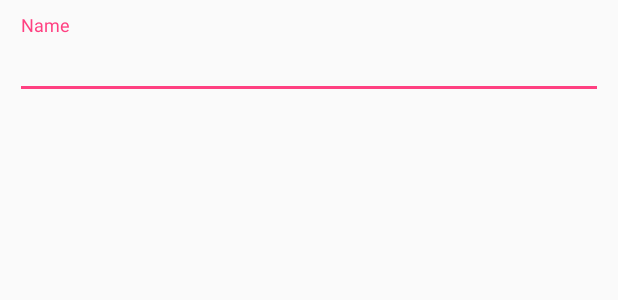
After one commit to newba/app-almoco-tecnico, an Android app: the layout add_author.xml on its own in the app's theme, with its tools: preview values and no code run, on a phone screen of 412 x 824 dp. The commit adds this screen. Shown: the top 300 px of the screen. Run offline under Robolectric (Android 15) with nearby library versions, the phone set to English and light mode, and no system bars.

Commit message:
adicionando autores

```diff
--- a/app/build.gradle
+++ b/app/build.gradle
@@ -38,6 +38,7 @@ dependencies {
     compile 'com.android.support.constraint:constraint-layout:1.0.2'
     testCompile 'junit:junit:4.12'
     compile 'com.android.support:design:26.0.0-alpha1'
+    compile 'com.fasterxml.jackson.module:jackson-module-kotlin:2.9.0.pr4'
 }
 repositories {
     mavenCentral()
--- a/app/src/main/java/br/com/caelum/almocotecnico/model/Author.kt
+++ b/app/src/main/java/br/com/caelum/almocotecnico/model/Author.kt
@@ -4,4 +4,5 @@ package br.com.caelum.almocotecnico.model
  * Created by alex on 07/08/17.
  */
 data class Author(var id: Long = 0,
-                  var name: String = "")
+                  var name: String = "",
+                  var links: List<Link> = listOf())
--- /dev/null
+++ b/app/src/main/java/br/com/caelum/almocotecnico/model/Link.kt
@@ -0,0 +1,6 @@
+package br.com.caelum.almocotecnico.model
+
+/**
+ * Created by alex on 09/08/17.
+ */
+data class Link(var rel: String, var href: String)
--- a/app/src/main/java/br/com/caelum/almocotecnico/retrofit/RetrofitInitializer.kt
+++ b/app/src/main/java/br/com/caelum/almocotecnico/retrofit/RetrofitInitializer.kt
@@ -1,8 +1,10 @@
 package br.com.caelum.almocotecnico.retrofit
 
+import br.com.caelum.almocotecnico.model.Author
 import br.com.caelum.almocotecnico.retrofit.service.AuthorService
 import com.fasterxml.jackson.databind.DeserializationFeature
 import com.fasterxml.jackson.databind.ObjectMapper
+import com.fasterxml.jackson.module.kotlin.registerKotlinModule
 import okhttp3.OkHttpClient
 import okhttp3.logging.HttpLoggingInterceptor
 import okhttp3.logging.HttpLoggingInterceptor.Level.BODY
@@ -16,7 +18,7 @@ class RetrofitInitializer {
 
     private val endPoint = "http://192.168.65.39:8080/"
 
-    val retrofit: Retrofit by lazy {
+    private val retrofit: Retrofit by lazy {
         val objectMapper = configureJackson()
         var client = configureOkHttpClient()
         Retrofit.Builder()
@@ -46,6 +48,7 @@ class RetrofitInitializer {
     private fun configureJackson(): ObjectMapper {
         var objectMapper = ObjectMapper()
         objectMapper.configure(DeserializationFeature.FAIL_ON_UNKNOWN_PROPERTIES, false)
+        objectMapper.registerKotlinModule()
         return objectMapper
     }
 }
--- a/app/src/main/java/br/com/caelum/almocotecnico/ui/activity/MainActivity.kt
+++ b/app/src/main/java/br/com/caelum/almocotecnico/ui/activity/MainActivity.kt
@@ -26,7 +26,6 @@ class MainActivity : AppCompatActivity() {
     private fun setupTabs() {
         var mainPagerAdapter = MainPagerAdapter(supportFragmentManager)
         main_viewpager.adapter = mainPagerAdapter
-
         main_sliding_tabs.setupWithViewPager(main_viewpager)
     }
 
--- a/app/src/main/java/br/com/caelum/almocotecnico/ui/adapter/AuthorListAdapter.kt
+++ b/app/src/main/java/br/com/caelum/almocotecnico/ui/adapter/AuthorListAdapter.kt
@@ -23,7 +23,7 @@ class AuthorListAdapter(
         val view = LayoutInflater.from(context).inflate(R.layout.authors_item, viewGroup, false)
         val author = authors.get(position)
         val bookContent = view.findViewById<TextView>(R.id.authors_item_content)
-        bookContent.text = "${author.id} - ${author.name}"
+        bookContent.text = author.name
         return view
     }
 
--- a/app/src/main/res/layout/activity_main.xml
+++ b/app/src/main/res/layout/activity_main.xml
@@ -4,7 +4,6 @@
     android:layout_width="match_parent"
     android:layout_height="match_parent"
     android:orientation="vertical">
-
 
     <android.support.design.widget.TabLayout
         android:id="@+id/main_sliding_tabs"
@@ -19,5 +18,4 @@
         android:layout_height="0px"
         android:layout_weight="1" />
 
-
 </LinearLayout>
--- /dev/null
+++ b/app/src/main/res/layout/add_author.xml
@@ -0,0 +1,20 @@
+<?xml version="1.0" encoding="utf-8"?>
+<LinearLayout xmlns:android="http://schemas.android.com/apk/res/android"
+    android:layout_width="match_parent"
+    android:layout_height="match_parent"
+    android:orientation="vertical">
+
+    <android.support.design.widget.TextInputLayout
+        android:layout_width="match_parent"
+        android:layout_height="wrap_content"
+        android:layout_margin="10dp">
+
+        <EditText
+            android:id="@+id/add_author_name"
+            android:layout_width="match_parent"
+            android:layout_height="wrap_content"
+            android:hint="@string/name" />
+
+    </android.support.design.widget.TextInputLayout>
+
+</LinearLayout>
--- a/app/src/main/res/values/strings.xml
+++ b/app/src/main/res/values/strings.xml
@@ -3,4 +3,5 @@
     <string name="author">Autor</string>
     <string name="author_id">Id do autor</string>
     <string name="login">Login</string>
+    <string name="name">Name</string>
 </resources>
```
Also changed, not shown: app/src/main/java/br/com/caelum/almocotecnico/retrofit/service/AuthorService.kt (+9 -1 lines), app/src/main/java/br/com/caelum/almocotecnico/ui/fragment/AuthorListFragment.kt (+60 -5 lines).
